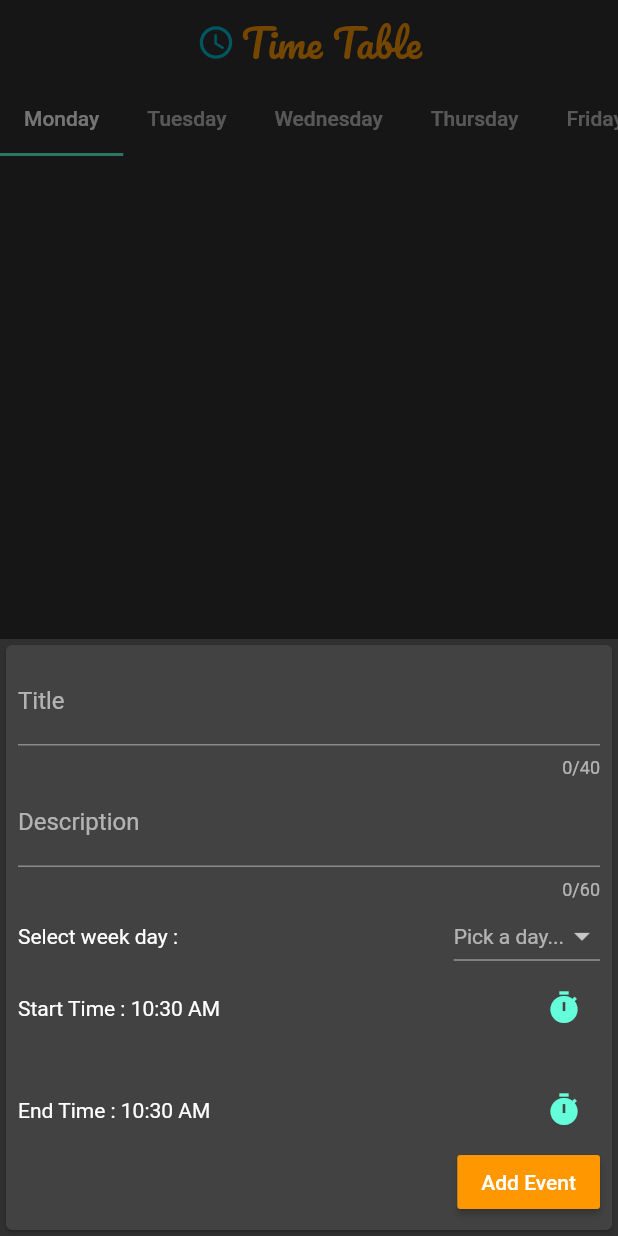
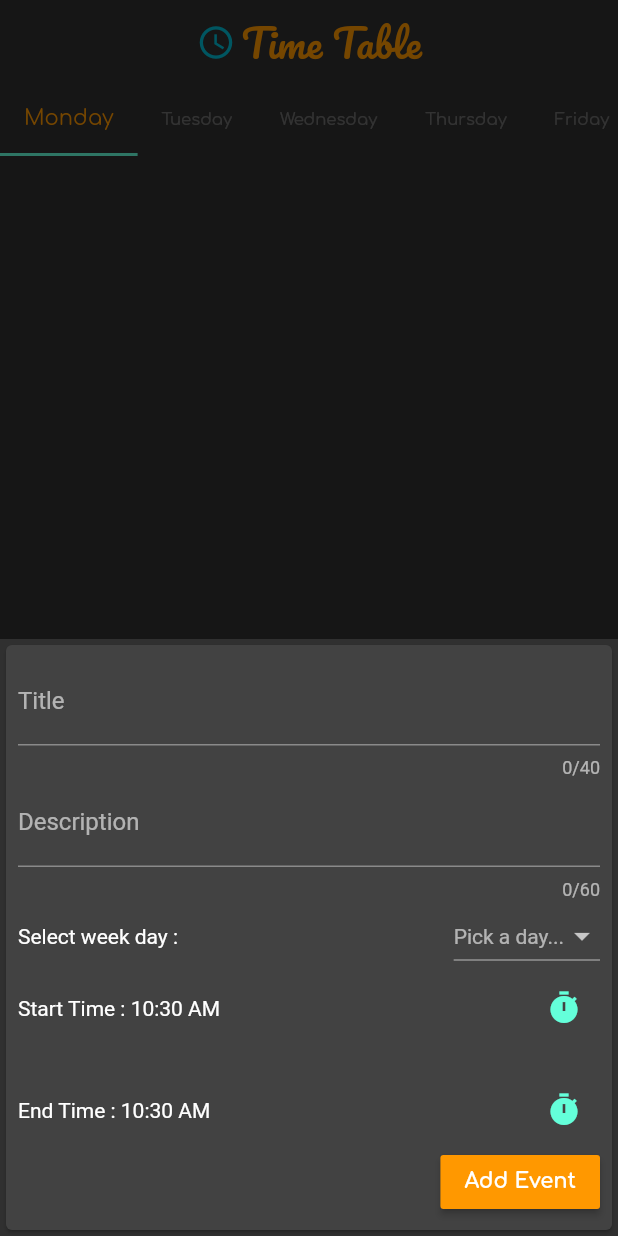
Before and after one commit to Raunakk02/time_table, a Flutter app: the screen it shows after launch, after a tap on the "note add" icon, on a phone screen of 412 x 824 dp. Run offline on Flutter 3.47's test engine with Material 2 defaults, Android fonts, the phone set to English and light mode, and no system bars; our stand-ins replace hive; missing offline and left inert: android_alarm_manager; accounts and stored records are empty; generated files the repository leaves out were written again; statements that could not run were skipped.

Commit message:
changed tabbar label + button fonts and font size

```diff
--- a/lib/main.dart
+++ b/lib/main.dart
@@ -50,7 +50,16 @@ class MyApp extends StatelessWidget {
           ),
           textTheme: ThemeData.light().textTheme.copyWith(
                 headline6: TextStyle(
+                  fontFamily: 'Comfortaa',
                   color: Colors.orange,
+                ),
+                bodyText1: TextStyle(
+                  fontFamily: 'Comfortaa',
+                  color: Colors.orange,
+                ),
+                button: TextStyle(
+                  fontFamily: 'Comfortaa',
+                  fontWeight: FontWeight.bold,
                 ),
               ),
         ),
--- a/lib/screens/tabs_screen.dart
+++ b/lib/screens/tabs_screen.dart
@@ -1,3 +1,5 @@
+import 'dart:math';
+
 import 'package:android_alarm_manager/android_alarm_manager.dart';
 import 'package:flutter/material.dart';
 import 'package:hive/hive.dart';
@@ -20,15 +22,6 @@ class _TabsScreenState extends State<TabsScreen> {
     'Thursday',
     'Friday',
     'Saturday',
-  ];
-
-  final List<MaterialColor> tabbarLabelColors = [
-    Colors.pink,
-    Colors.cyan,
-    Colors.lightGreen,
-    Colors.purple,
-    Colors.amber,
-    Colors.brown,
   ];
 
   var _init = false;
@@ -134,6 +127,12 @@ class _TabsScreenState extends State<TabsScreen> {
             ],
           ),
           bottom: TabBar(
+            labelStyle: Theme.of(context).textTheme.bodyText1,
+            unselectedLabelColor: Colors.white30,
+            unselectedLabelStyle:
+                Theme.of(context).textTheme.bodyText1.copyWith(
+                      fontSize: 11,
+                    ),
             isScrollable: true,
             tabs: [
               Tab(
```
